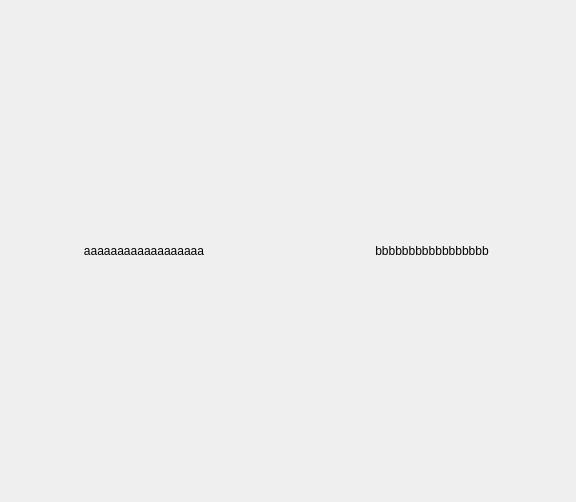
Above: resource/matting_form.ui from moiling/PortraitMatting-PyQt before the change. Below: the same form after it.
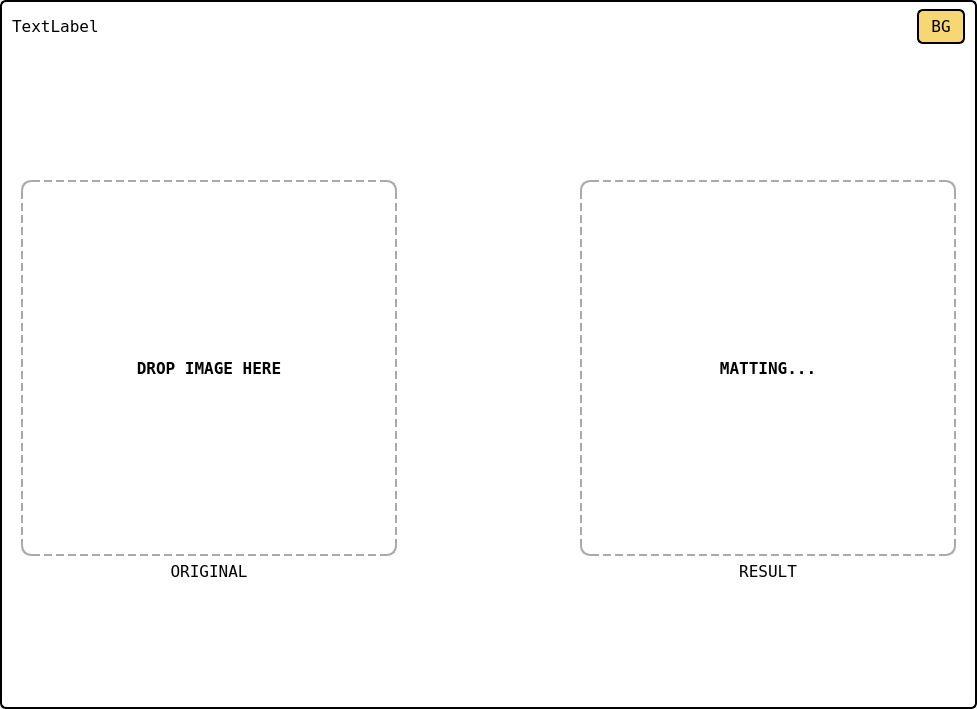
That is the form after the change.

Commit message: single picture matting.

Patch:
```diff
--- a/resource/matting_form.ui
+++ b/resource/matting_form.ui
@@ -6,35 +6,313 @@
    <rect>
     <x>0</x>
     <y>0</y>
-    <width>576</width>
-    <height>502</height>
+    <width>977</width>
+    <height>709</height>
    </rect>
   </property>
   <property name="windowTitle">
    <string>Form</string>
   </property>
-  <layout class="QHBoxLayout" name="horizontalLayout_2">
+  <property name="styleSheet">
+   <string notr="true">QWidget#border_widget{
+background-color: rgb(255, 255, 255);
+border-radius:6px;
+border:2px solid black;
+}</string>
+  </property>
+  <layout class="QVBoxLayout" name="verticalLayout">
    <property name="spacing">
-    <number>22</number>
+    <number>0</number>
    </property>
+   <property name="leftMargin">
+    <number>0</number>
+   </property>
+   <property name="topMargin">
+    <number>0</number>
+   </property>
+   <property name="rightMargin">
+    <number>0</number>
+   </property>
+   <property name="bottomMargin">
+    <number>0</number>
+   </property>
    <item>
-    <widget class="QLabel" name="image_label">
-     <property name="text">
-      <string>aaaaaaaaaaaaaaaaaa</string>
+    <widget class="QWidget" name="border_widget" native="true">
+     <property name="styleSheet">
+      <string notr="true"/>
      </property>
-     <property name="alignment">
-      <set>Qt::AlignCenter</set>
-     </property>
-    </widget>
-   </item>
-   <item>
-    <widget class="QLabel" name="result_label">
-     <property name="text">
-      <string>bbbbbbbbbbbbbbbbb</string>
-     </property>
-     <property name="alignment">
-      <set>Qt::AlignCenter</set>
-     </property>
+     <layout class="QVBoxLayout" name="verticalLayout_4">
+      <property name="spacing">
+       <number>0</number>
+      </property>
+      <property name="leftMargin">
+       <number>0</number>
+      </property>
+      <property name="topMargin">
+       <number>0</number>
+      </property>
+      <property name="rightMargin">
+       <number>0</number>
+      </property>
+      <property name="bottomMargin">
+       <number>0</number>
+      </property>
+      <item>
+       <widget class="QWidget" name="widget_4" native="true">
+        <property name="sizePolicy">
+         <sizepolicy hsizetype="Preferred" vsizetype="Fixed">
+          <horstretch>0</horstretch>
+          <verstretch>0</verstretch>
+         </sizepolicy>
+        </property>
+        <layout class="QHBoxLayout" name="horizontalLayout_2">
+         <property name="leftMargin">
+          <number>12</number>
+         </property>
+         <property name="rightMargin">
+          <number>12</number>
+         </property>
+         <item>
+          <widget class="QLabel" name="img_name">
+           <property name="font">
+            <font>
+             <family>Terminal</family>
+             <pointsize>12</pointsize>
+            </font>
+           </property>
+           <property name="text">
+            <string>TextLabel</string>
+           </property>
+          </widget>
+         </item>
+         <item>
+          <spacer name="horizontalSpacer_2">
+           <property name="orientation">
+            <enum>Qt::Horizontal</enum>
+           </property>
+           <property name="sizeHint" stdset="0">
+            <size>
+             <width>40</width>
+             <height>20</height>
+            </size>
+           </property>
+          </spacer>
+         </item>
+         <item>
+          <widget class="QPushButton" name="pushButton">
+           <property name="font">
+            <font>
+             <family>Terminal</family>
+             <pointsize>12</pointsize>
+            </font>
+           </property>
+           <property name="styleSheet">
+            <string notr="true">QPushButton{
+background:#F7D674;
+border-radius:6px;
+padding-top:6px;
+padding-bottom:6px;
+padding-left:12px;
+padding-right:12px;
+border:2px solid black;
+}
+QPushButton:hover{
+background:yellow;
+}</string>
+           </property>
+           <property name="text">
+            <string>BG</string>
+           </property>
+          </widget>
+         </item>
+        </layout>
+       </widget>
+      </item>
+      <item>
+       <widget class="QWidget" name="widget_5" native="true">
+        <property name="sizePolicy">
+         <sizepolicy hsizetype="Preferred" vsizetype="Preferred">
+          <horstretch>0</horstretch>
+          <verstretch>0</verstretch>
+         </sizepolicy>
+        </property>
+        <layout class="QHBoxLayout" name="horizontalLayout_3">
+         <property name="spacing">
+          <number>0</number>
+         </property>
+         <property name="leftMargin">
+          <number>12</number>
+         </property>
+         <property name="topMargin">
+          <number>0</number>
+         </property>
+         <property name="rightMargin">
+          <number>12</number>
+         </property>
+         <property name="bottomMargin">
+          <number>0</number>
+         </property>
+         <item>
+          <widget class="QWidget" name="widget_2" native="true">
+           <property name="sizePolicy">
+            <sizepolicy hsizetype="Fixed" vsizetype="Fixed">
+             <horstretch>0</horstretch>
+             <verstretch>0</verstretch>
+            </sizepolicy>
+           </property>
+           <layout class="QVBoxLayout" name="verticalLayout_2">
+            <property name="leftMargin">
+             <number>9</number>
+            </property>
+            <item>
+             <widget class="QLabel" name="image_label">
+              <property name="sizePolicy">
+               <sizepolicy hsizetype="Preferred" vsizetype="Preferred">
+                <horstretch>0</horstretch>
+                <verstretch>0</verstretch>
+               </sizepolicy>
+              </property>
+              <property name="minimumSize">
+               <size>
+                <width>376</width>
+                <height>376</height>
+               </size>
+              </property>
+              <property name="font">
+               <font>
+                <family>Terminal</family>
+                <pointsize>12</pointsize>
+                <weight>75</weight>
+                <bold>true</bold>
+               </font>
+              </property>
+              <property name="styleSheet">
+               <string notr="true">QLabel{
+border:2px dashed darkGray;
+border-radius:10px;
+}</string>
+              </property>
+              <property name="text">
+               <string>DROP IMAGE HERE</string>
+              </property>
+              <property name="alignment">
+               <set>Qt::AlignCenter</set>
+              </property>
+             </widget>
+            </item>
+            <item>
+             <widget class="QLabel" name="label">
+              <property name="sizePolicy">
+               <sizepolicy hsizetype="Preferred" vsizetype="Fixed">
+                <horstretch>0</horstretch>
+                <verstretch>0</verstretch>
+               </sizepolicy>
+              </property>
+              <property name="font">
+               <font>
+                <family>Terminal</family>
+                <pointsize>12</pointsize>
+                <weight>50</weight>
+                <bold>false</bold>
+               </font>
+              </property>
+              <property name="text">
+               <string>ORIGINAL</string>
+              </property>
+              <property name="alignment">
+               <set>Qt::AlignCenter</set>
+              </property>
+             </widget>
+            </item>
+           </layout>
+          </widget>
+         </item>
+         <item>
+          <spacer name="horizontalSpacer">
+           <property name="orientation">
+            <enum>Qt::Horizontal</enum>
+           </property>
+           <property name="sizeHint" stdset="0">
+            <size>
+             <width>40</width>
+             <height>20</height>
+            </size>
+           </property>
+          </spacer>
+         </item>
+         <item>
+          <widget class="QWidget" name="widget_3" native="true">
+           <property name="sizePolicy">
+            <sizepolicy hsizetype="Fixed" vsizetype="Fixed">
+             <horstretch>0</horstretch>
+             <verstretch>0</verstretch>
+            </sizepolicy>
+           </property>
+           <layout class="QVBoxLayout" name="verticalLayout_3">
+            <item>
+             <widget class="QLabel" name="result_label">
+              <property name="minimumSize">
+               <size>
+                <width>376</width>
+                <height>376</height>
+               </size>
+              </property>
+              <property name="font">
+               <font>
+                <family>Terminal</family>
+                <pointsize>12</pointsize>
+                <weight>75</weight>
+                <italic>false</italic>
+                <bold>true</bold>
+                <underline>false</underline>
+               </font>
+              </property>
+              <property name="styleSheet">
+               <string notr="true">QLabel{
+border:2px dashed darkGray;
+border-radius:10px;
+}</string>
+              </property>
+              <property name="text">
+               <string>MATTING...</string>
+              </property>
+              <property name="textFormat">
+               <enum>Qt::AutoText</enum>
+              </property>
+              <property name="alignment">
+               <set>Qt::AlignCenter</set>
+              </property>
+             </widget>
+            </item>
+            <item>
+             <widget class="QLabel" name="label_2">
+              <property name="sizePolicy">
+               <sizepolicy hsizetype="Preferred" vsizetype="Fixed">
+                <horstretch>0</horstretch>
+                <verstretch>0</verstretch>
+               </sizepolicy>
+              </property>
+              <property name="font">
+               <font>
+                <family>Terminal</family>
+                <pointsize>12</pointsize>
+               </font>
+              </property>
+              <property name="text">
+               <string>RESULT</string>
+              </property>
+              <property name="alignment">
+               <set>Qt::AlignCenter</set>
+              </property>
+             </widget>
+            </item>
+           </layout>
+          </widget>
+         </item>
+        </layout>
+       </widget>
+      </item>
+     </layout>
     </widget>
    </item>
   </layout>
```
The commit also changes 10 other files.
